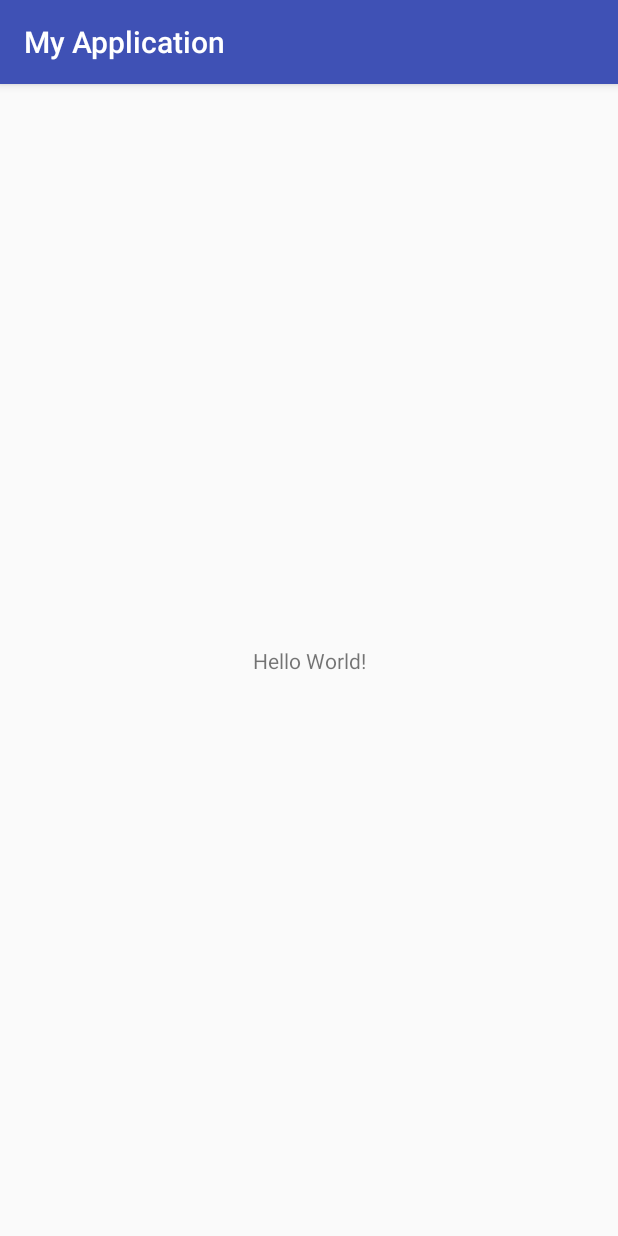
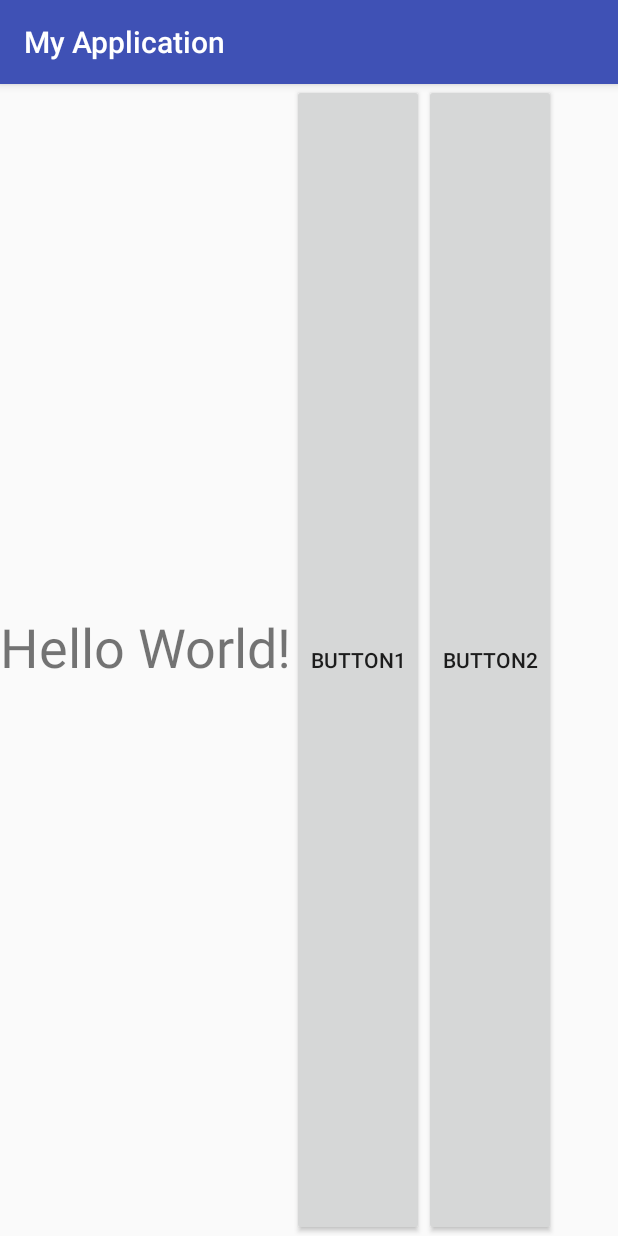
Before and after one commit to jpandey12/work, an Android app: the screen it shows after launch (MainActivity), on a phone screen of 412 x 824 dp. Run offline under Robolectric (Android 15) with nearby library versions, the phone set to English and light mode, and no system bars.

Commit message:
first commit

```diff
--- a/AndroidStudioProjects/MyApplication/app/src/main/java/com/example/jayshreepandey/myapplication/MainActivity.java
+++ b/AndroidStudioProjects/MyApplication/app/src/main/java/com/example/jayshreepandey/myapplication/MainActivity.java
@@ -2,12 +2,44 @@ package com.example.jayshreepandey.myapplication;
 
 import android.support.v7.app.AppCompatActivity;
 import android.os.Bundle;
+import android.view.View;
+import android.widget.Button;
+import android.widget.TextView;
 
 public class MainActivity extends AppCompatActivity {
+    TextView textView;
+    Button button3,button2;
 
     @Override
     protected void onCreate(Bundle savedInstanceState) {
         super.onCreate(savedInstanceState);
         setContentView(R.layout.activity_main);
+        button3 = (Button) findViewById(R.id.button3);
+        button2 = (Button) findViewById(R.id.button2);
+
+        textView = (TextView)findViewById(R.id.tv);
+
+        button2.setOnClickListener(new View.OnClickListener() {
+            @Override
+            public void onClick(View v) {
+                Thread thread=new Thread(new Runnable() {
+                    @Override
+                    public void run() {
+                        try {
+                        }
+                        catch(Exception e)
+                        {
+
+                        }
+                    }
+                });
+                textView.setText("Clicked");
+            }});
+        button3.setOnClickListener(new View.OnClickListener() {
+            @Override
+            public void onClick(View v) {
+                textView.setText("unclicked");
+            }
+        });
+        }
     }
-}
--- a/AndroidStudioProjects/MyApplication/app/src/main/res/layout/activity_main.xml
+++ b/AndroidStudioProjects/MyApplication/app/src/main/res/layout/activity_main.xml
@@ -1,18 +1,38 @@
 <?xml version="1.0" encoding="utf-8"?>
-<android.support.constraint.ConstraintLayout xmlns:android="http://schemas.android.com/apk/res/android"
+<android.support.v7.widget.LinearLayoutCompat
+    xmlns:android="http://schemas.android.com/apk/res/android"
     xmlns:app="http://schemas.android.com/apk/res-auto"
     xmlns:tools="http://schemas.android.com/tools"
     android:layout_width="match_parent"
     android:layout_height="match_parent"
     tools:context=".MainActivity">
+<android.support.v7.widget.LinearLayoutCompat
+    android:layout_width="match_parent"
+    android:layout_height="match_parent">
 
     <TextView
+        android:id="@+id/tv"
         android:layout_width="wrap_content"
         android:layout_height="wrap_content"
         android:text="Hello World!"
-        app:layout_constraintBottom_toBottomOf="parent"
-        app:layout_constraintLeft_toLeftOf="parent"
-        app:layout_constraintRight_toRightOf="parent"
-        app:layout_constraintTop_toTopOf="parent" />
+        android:textSize="36sp"
+        tools:layout_editor_absoluteX="163dp"
+        tools:layout_editor_absoluteY="35dp" />
 
-</android.support.constraint.ConstraintLayout>
+    <Button
+        android:id="@+id/button2"
+        android:layout_width="wrap_content"
+        android:layout_height="match_parent"
+        android:text="Button1"
+        tools:layout_editor_absoluteX="148dp"
+        tools:layout_editor_absoluteY="101dp" />
+
+    <Button
+        android:id="@+id/button3"
+        android:layout_width="wrap_content"
+        android:layout_height="match_parent"
+        android:text="Button2"
+        tools:layout_editor_absoluteX="148dp"
+        tools:layout_editor_absoluteY="205dp" />
+</android.support.v7.widget.LinearLayoutCompat>
+</android.support.v7.widget.LinearLayoutCompat>
```
